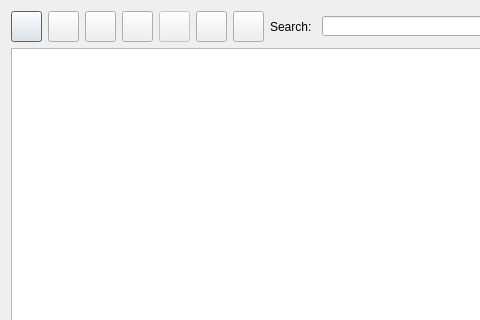
Before: the Qt Designer form views/main_window.ui in pablosuau/pyBacklogger, drawn with Qt 5; both pictures show x 0 to 480 and y 0 to 320 of the 640 by 480 pixel window.
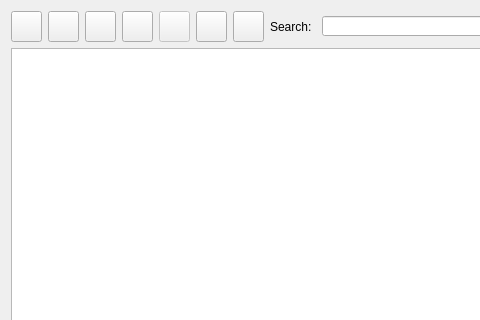
After: the same form once the commit is applied. Icons and pictures are not drawn. Custom widgets are drawn as their Qt base class.

Commit message: Completed refactoring of the main window

```diff
--- a/views/main_window.ui
+++ b/views/main_window.ui
@@ -1,7 +1,7 @@
 <?xml version="1.0" encoding="UTF-8"?>
 <ui version="4.0">
  <class>MainWindow</class>
- <widget class="QDialog" name="MainWindow">
+ <widget class="QWidget" name="MainWindow">
   <property name="geometry">
    <rect>
     <x>0</x>
```
The commit also changes 6 other files.
